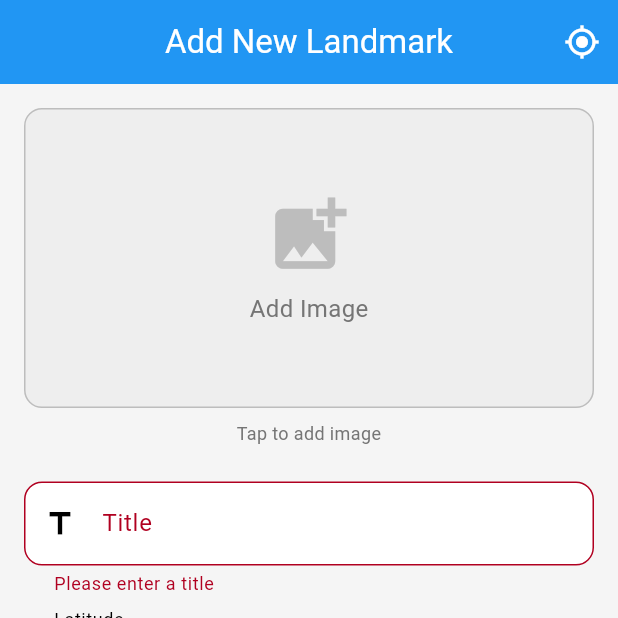
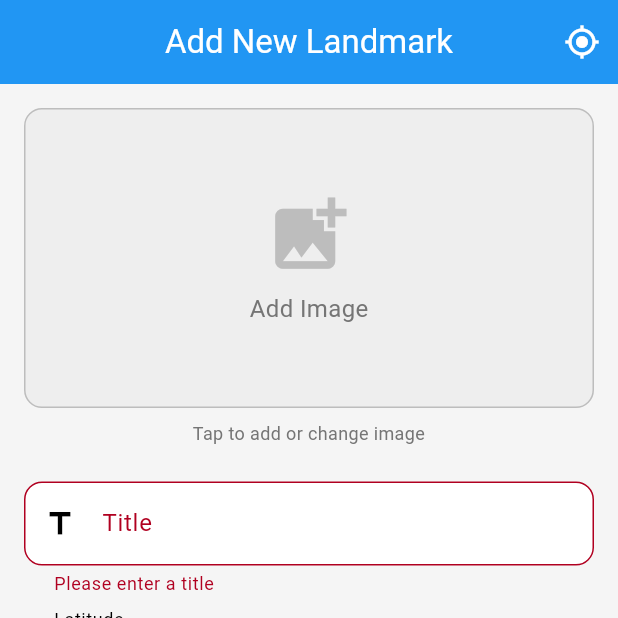
Before and after one commit to roy601/bangladesh_landmarks_app, a Flutter app: the screen it shows after launch, item 3 of the bottom bar chosen, after a tap on "Add Landmark", on a phone screen of 412 x 824 dp, the top half of it. Run offline on Flutter 3.47's test engine with Material 3 defaults, Android fonts, the light colour scheme and no system bars; our stand-ins replace cached_network_image, dio, flutter_map, flutter_slidable, geolocator, image_picker and 3 more; accounts and stored records are empty; network calls fail.

```diff
--- a/lib/screens/form_screen.dart
+++ b/lib/screens/form_screen.dart
@@ -3,6 +3,7 @@ import 'package:flutter/material.dart';
 import 'package:flutter/services.dart';
 import 'package:image_picker/image_picker.dart';
 import 'package:provider/provider.dart';
+import 'package:latlong2/latlong.dart';
 import '../models/landmark_model.dart';
 import '../providers/landmark_provider.dart';
 import '../widgets/custom_text_field.dart';
@@ -11,10 +12,9 @@ import '../utils/constants.dart';
 import '../utils/image_helper.dart';
 import '../config/app_theme.dart';
 import 'map_picker_screen.dart';
-import 'package:latlong2/latlong.dart';
 
 class FormScreen extends StatefulWidget {
-  final Landmark? landmark; // null for add, not-null for edit
+  final Landmark? landmark; // If null = ADD mode, if not null = EDIT mode
 
   const FormScreen({Key? key, this.landmark}) : super(key: key);
 
@@ -23,46 +23,60 @@ class FormScreen extends StatefulWidget {
 }
 
 class _FormScreenState extends State<FormScreen> {
+  // Form key for validation
   final _formKey = GlobalKey<FormState>();
+
+  // Text controllers to get user input
   final _titleController = TextEditingController();
   final _latController = TextEditingController();
   final _lonController = TextEditingController();
 
-  File? _selectedImage;
-  bool _isLoadingLocation = false;
-  final ImagePicker _picker = ImagePicker();
+  // Variables to store state
+  File? _selectedImage; // Stores the selected image
+  bool _isLoadingLocation = false; // Shows loading when getting GPS
+  final ImagePicker _picker = ImagePicker(); // Used to pick images
 
+  // Check if we're editing (true) or adding (false)
   bool get isEditMode => widget.landmark != null;
 
   @override
   void initState() {
     super.initState();
+
+    // If editing, fill the form with existing data
     if (isEditMode) {
       _titleController.text = widget.landmark!.title;
       _latController.text = widget.landmark!.lat.toString();
       _lonController.text = widget.landmark!.lon.toString();
     } else {
+      // If adding, get current location automatically
       _getCurrentLocation();
     }
   }
 
   @override
   void dispose() {
+    // Clean up controllers when screen closes
     _titleController.dispose();
     _latController.dispose();
     _lonController.dispose();
     super.dispose();
   }
 
+  // Get user's current GPS location
   Future<void> _getCurrentLocation() async {
     setState(() => _isLoadingLocation = true);
 
+    // Get location from provider
     final provider = context.read<LandmarkProvider>();
     final location = await provider.getCurrentLocation();
 
+    // If location found, fill the fields
     if (location != null && mounted) {
       _latController.text = location['lat']!.toStringAsFixed(6);
       _lonController.text = location['lon']!.toStringAsFixed(6);
+
+      // Show success message
       ScaffoldMessenger.of(context).showSnackBar(
         const SnackBar(
           content: Text('Location detected successfully'),
@@ -70,8 +84,10 @@ class _FormScreenState extends State<FormScreen> {
         ),
       );
     } else if (mounted) {
+      // If no location, use Bangladesh default
       _latController.text = AppConstants.bangladeshLat.toString();
       _lonController.text = AppConstants.bangladeshLon.toString();
+
       ScaffoldMessenger.of(context).showSnackBar(
         const SnackBar(
           content: Text('Using default location (Bangladesh)'),
@@ -83,23 +99,28 @@ class _FormScreenState extends State<FormScreen> {
     setState(() => _isLoadingLocation = false);
   }
 
+  // Pick image from camera or gallery
   Future<void> _pickImage(ImageSource source) async {
     try {
+      // Open camera or gallery
       final XFile? pickedFile = await _picker.pickImage(
         source: source,
         imageQuality: 85,
       );
 
       if (pickedFile != null) {
+        // Convert to File
         final file = File(pickedFile.path);
 
-        // Resize image
+        // Resize image to 800x600
         final resizedImage = await ImageHelper.resizeImage(file);
 
+        // Update the screen with new image
         setState(() {
           _selectedImage = resizedImage;
         });
 
+        // Show success message
         if (mounted) {
           ScaffoldMessenger.of(context).showSnackBar(
             const SnackBar(
@@ -110,6 +131,7 @@ class _FormScreenState extends State<FormScreen> {
         }
       }
     } catch (e) {
+      // Show error if something goes wrong
       if (mounted) {
         ScaffoldMessenger.of(context).showSnackBar(
           SnackBar(
@@ -121,12 +143,14 @@ class _FormScreenState extends State<FormScreen> {
     }
   }
 
+  // Show dialog to choose camera or gallery
   void _showImageSourceDialog() {
     showModalBottomSheet(
       context: context,
       builder: (context) => SafeArea(
         child: Wrap(
           children: [
+            // Camera option
             ListTile(
               leading: const Icon(Icons.camera_alt),
               title: const Text('Camera'),
@@ -135,6 +159,7 @@ class _FormScreenState extends State<FormScreen> {
                 _pickImage(ImageSource.camera);
               },
             ),
+            // Gallery option
             ListTile(
               leading: const Icon(Icons.photo_library),
               title: const Text('Gallery'),
@@ -149,17 +174,60 @@ class _FormScreenState extends State<FormScreen> {
     );
   }
 
+  // Pick location from map
+  Future<void> _pickLocationFromMap() async {
+    // Open map picker screen
+    final selectedLocation = await Navigator.push<LatLng>(
+      context,
+      MaterialPageRoute(
+        builder: (context) => MapPickerScreen(
+          initialLat: _latController.text.isEmpty
+              ? null
+              : double.tryParse(_latController.text),
+          initialLon: _lonController.text.isEmpty
+              ? null
+              : double.tryParse(_lonController.text),
+        ),
+      ),
+    );
+
+    // If user selected a location
+    if (selectedLocation != null && mounted) {
+      setState(() {
+        _latController.text = selectedLocation.latitude.toStringAsFixed(6);
+        _lonController.text = selectedLocation.longitude.toStringAsFixed(6);
+      });
+
+      ScaffoldMessenger.of(context).showSnackBar(
+        const SnackBar(
+          content: Text('Location selected from map'),
+          backgroundColor: Colors.green,
+          duration: Duration(seconds: 2),
+        ),
+      );
+    }
+  }
+
+  // Submit the form (Add or Update)
   Future<void> _submitForm() async {
-    if (!_formKey.currentState!.validate()) return;
+    // Validate all fields
+    if (!_formKey.currentState!.validate()) {
+      return; // Stop if validation fails
+    }
 
+    // Get the provider
     final provider = context.read<LandmarkProvider>();
 
+    // Get values from text fields
     final title = _titleController.text.trim();
     final lat = double.parse(_latController.text.trim());
     final lon = double.parse(_lonController.text.trim());
 
-    bool success;
+    bool success = false;
+
+    // Check if we're editing or adding
     if (isEditMode) {
+      // UPDATE existing landmark
       success = await provider.updateLandmark(
         id: widget.landmark!.id!,
         title: title,
@@ -168,6 +236,7 @@ class _FormScreenState extends State<FormScreen> {
         imageFile: _selectedImage,
       );
     } else {
+      // ADD new landmark
       success = await provider.addLandmark(
         title: title,
         lat: lat,
@@ -176,19 +245,21 @@ class _FormScreenState extends State<FormScreen> {
       );
     }
 
+    // Show result to user
     if (mounted) {
       if (success) {
+        // Success!
         ScaffoldMessenger.of(context).showSnackBar(
           SnackBar(
             content: Text(isEditMode
-                ? AppConstants.updateSuccess
-                : AppConstants.addSuccess),
+                ? 'Landmark updated successfully!'
+                : 'Landmark added successfully!'),
             backgroundColor: Colors.green,
             duration: const Duration(seconds: 2),
           ),
         );
 
-        // Clear form for add mode
+        // If adding, clear form and get new location
         if (!isEditMode) {
           _titleController.clear();
           _latController.clear();
@@ -196,12 +267,13 @@ class _FormScreenState extends State<FormScreen> {
           setState(() {
             _selectedImage = null;
           });
-          _getCurrentLocation(); // Reset to current location
+          _getCurrentLocation();
         } else {
-          // For edit mode, pop back
-          Navigator.pop(context, true); // Pass true to indicate success
+          // If editing, go back to previous screen
+          Navigator.pop(context, true);
         }
       } else {
+        // Failed!
         ScaffoldMessenger.of(context).showSnackBar(
           SnackBar(
             content: Text(provider.errorMessage ?? 'Operation failed'),
@@ -214,12 +286,15 @@ class _FormScreenState extends State<FormScreen> {
 
   @override
   Widget build(BuildContext context) {
+    // Watch for changes in provider
     final provider = context.watch<LandmarkProvider>();
 
     return Scaffold(
+      // Top bar
       appBar: AppBar(
         title: Text(isEditMode ? 'Edit Landmark' : 'Add New Landmark'),
         actions: [
+          // Show GPS button only in add mode
           if (!isEditMode)
             IconButton(
               icon: const Icon(Icons.my_location),
@@ -228,6 +303,8 @@ class _FormScreenState extends State<FormScreen> {
             ),
         ],
       ),
+
+      // Body
       body: provider.isLoading
           ? const LoadingIndicator(message: 'Saving...')
           : SingleChildScrollView(
@@ -237,7 +314,7 @@ class _FormScreenState extends State<FormScreen> {
           child: Column(
             crossAxisAlignment: CrossAxisAlignment.stretch,
             children: [
-                    // Image section
+              // ========== IMAGE SECTION ==========
               GestureDetector(
                 onTap: _showImageSourceDialog,
                 child: Container(
@@ -247,42 +324,19 @@ class _FormScreenState extends State<FormScreen> {
                     borderRadius: BorderRadius.circular(12),
                     border: Border.all(color: Colors.grey[400]!),
                   ),
-                        child: _selectedImage != null
-                            ? ClipRRect(
-                                borderRadius: BorderRadius.circular(12),
-                                child: Image.file(
-                                  _selectedImage!,
-                                  fit: BoxFit.cover,
-                                ),
-                              )
-                            : (isEditMode &&
-                                    widget.landmark!.fullImageUrl != null)
-                                ? ClipRRect(
-                                    borderRadius: BorderRadius.circular(12),
-                                    child: Image.network(
-                                      widget.landmark!.fullImageUrl!,
-                                      fit: BoxFit.cover,
-                                      errorBuilder: (context, error, stack) =>
-                                          _buildImagePlaceholder(),
-                                    ),
-                                  )
-                                : _buildImagePlaceholder(),
+                  child: _buildImageDisplay(),
                 ),
               ),
-
               const SizedBox(height: 8),
               Text(
-                      'Tap to ${_selectedImage != null || (isEditMode && widget.landmark!.image != null) ? 'change' : 'add'} image',
+                'Tap to add or change image',
                 textAlign: TextAlign.center,
-                      style: TextStyle(
-                        color: Colors.grey[600],
-                        fontSize: 12,
-                      ),
+                style: TextStyle(color: Colors.grey[600], fontSize: 12),
               ),
 
               const SizedBox(height: 24),
 
-                    // Title field
+              // ========== TITLE FIELD ==========
               CustomTextField(
                 controller: _titleController,
                 label: 'Title',
@@ -298,7 +352,7 @@ class _FormScreenState extends State<FormScreen> {
 
               const SizedBox(height: 16),
 
-                    // Latitude field
+              // ========== LATITUDE FIELD ==========
               CustomTextField(
                 controller: _latController,
                 label: 'Latitude',
@@ -309,9 +363,7 @@ class _FormScreenState extends State<FormScreen> {
                   signed: true,
                 ),
                 inputFormatters: [
-                        FilteringTextInputFormatter.allow(
-                          RegExp(r'^-?\d*\.?\d*'),
-                        ),
+                  FilteringTextInputFormatter.allow(RegExp(r'^-?\d*\.?\d*')),
                 ],
                 validator: (value) {
                   if (value == null || value.trim().isEmpty) {
@@ -330,7 +382,7 @@ class _FormScreenState extends State<FormScreen> {
 
               const SizedBox(height: 16),
 
-                    // Longitude field
+              // ========== LONGITUDE FIELD ==========
               CustomTextField(
                 controller: _lonController,
                 label: 'Longitude',
@@ -341,9 +393,7 @@ class _FormScreenState extends State<FormScreen> {
                   signed: true,
                 ),
                 inputFormatters: [
-                        FilteringTextInputFormatter.allow(
-                          RegExp(r'^-?\d*\.?\d*'),
-                        ),
+                  FilteringTextInputFormatter.allow(RegExp(r'^-?\d*\.?\d*')),
                 ],
                 validator: (value) {
                   if (value == null || value.trim().isEmpty) {
@@ -361,6 +411,8 @@ class _FormScreenState extends State<FormScreen> {
               ),
 
               const SizedBox(height: 16),
+
+              // ========== PICK FROM MAP BUTTON ==========
               OutlinedButton.icon(
                 onPressed: _pickLocationFromMap,
                 icon: const Icon(Icons.map),
@@ -371,10 +423,10 @@ class _FormScreenState extends State<FormScreen> {
                   foregroundColor: AppTheme.primaryColor,
                 ),
               ),
+
               const SizedBox(height: 24),
 
-                    // Submit button
-// Submit button (around line 250)
+              // ========== SUBMIT BUTTON ==========
               ElevatedButton(
                 onPressed: provider.isLoading ? null : _submitForm,
                 style: ElevatedButton.styleFrom(
@@ -401,54 +453,44 @@ class _FormScreenState extends State<FormScreen> {
     );
   }
 
+  // Build the image display widget
+  Widget _buildImageDisplay() {
+    // If user selected a new image
+    if (_selectedImage != null) {
+      return ClipRRect(
+        borderRadius: BorderRadius.circular(12),
+        child: Image.file(_selectedImage!, fit: BoxFit.cover),
+      );
+    }
+
+    // If editing and has existing image
+    if (isEditMode && widget.landmark!.fullImageUrl != null) {
+      return ClipRRect(
+        borderRadius: BorderRadius.circular(12),
+        child: Image.network(
+          widget.landmark!.fullImageUrl!,
+          fit: BoxFit.cover,
+          errorBuilder: (context, error, stack) => _buildImagePlaceholder(),
+        ),
+      );
+    }
+
+    // Default placeholder
+    return _buildImagePlaceholder();
+  }
+
+  // Build placeholder when no image
   Widget _buildImagePlaceholder() {
     return Column(
       mainAxisAlignment: MainAxisAlignment.center,
       children: [
-        Icon(
-          Icons.add_photo_alternate,
-          size: 60,
-          color: Colors.grey[400],
-        ),
+        Icon(Icons.add_photo_alternate, size: 60, color: Colors.grey[400]),
         const SizedBox(height: 8),
         Text(
           'Add Image',
-          style: TextStyle(
-            color: Colors.grey[600],
-            fontSize: 16,
-          ),
+          style: TextStyle(color: Colors.grey[600], fontSize: 16),
         ),
       ],
     );
   }
-  Future<void> _pickLocationFromMap() async {
-    final selectedLocation = await Navigator.push<LatLng>(
-      context,
-      MaterialPageRoute(
-        builder: (context) => MapPickerScreen(
-          initialLat: _latController.text.isEmpty
-              ? null
-              : double.tryParse(_latController.text),
-          initialLon: _lonController.text.isEmpty
-              ? null
-              : double.tryParse(_lonController.text),
-        ),
-      ),
-    );
-
-    if (selectedLocation != null) {
-      setState(() {
-        _latController.text = selectedLocation.latitude.toStringAsFixed(6);
-        _lonController.text = selectedLocation.longitude.toStringAsFixed(6);
-      });
-
-      ScaffoldMessenger.of(context).showSnackBar(
-        const SnackBar(
-          content: Text('Location selected from map'),
-          backgroundColor: Colors.green,
-          duration: Duration(seconds: 2),
-        ),
-      );
 }
-  }
-}
```
Also changed, not shown: 1 other file. Lines whose indentation alone changed are shown as unchanged.
